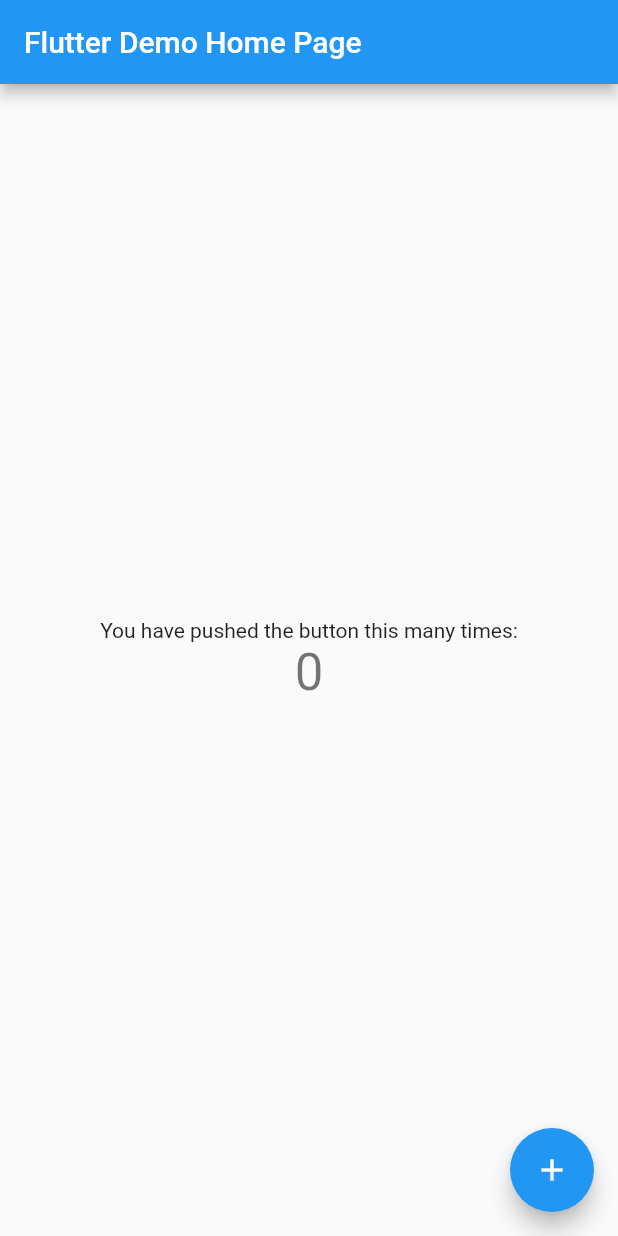
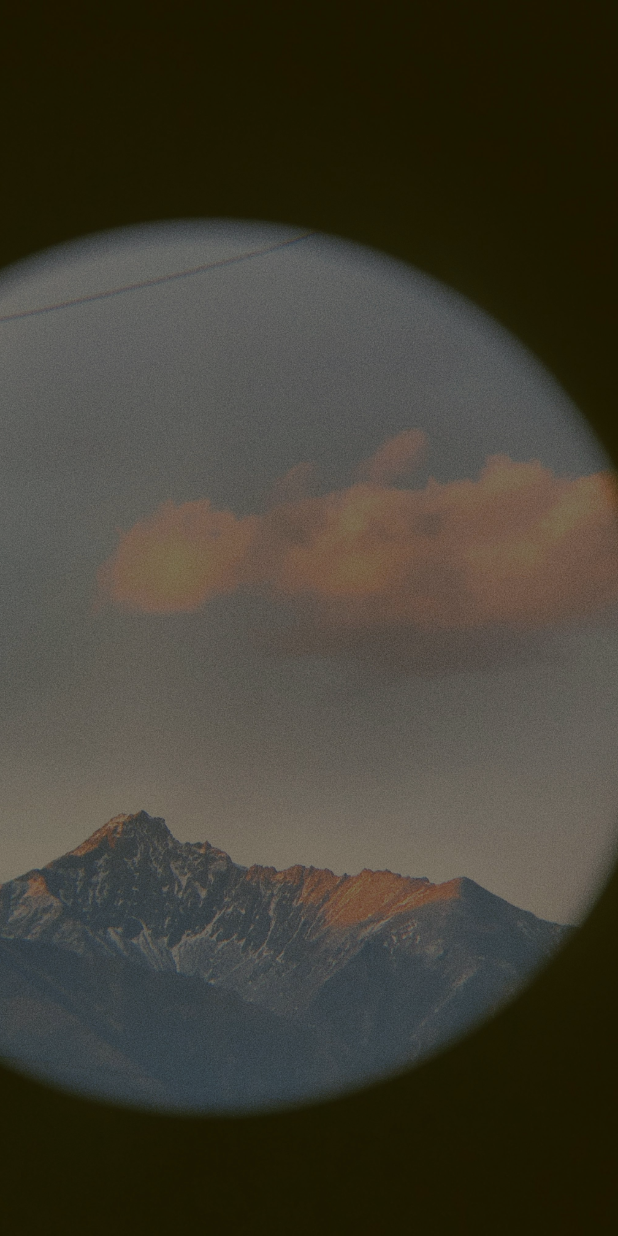
Before and after one commit to Bruce-CodeMan/trip, a Flutter app: the screen it shows after launch, on a phone screen of 412 x 824 dp. Run offline on Flutter 3.47's test engine with Material 2 defaults, Android fonts, the phone set to English and light mode, and no system bars; our stand-ins replace flutter_dotenv.

Commit message:
Using flutter-dotenv

```diff
--- a/lib/main.dart
+++ b/lib/main.dart
@@ -1,115 +1,23 @@
 import 'package:flutter/material.dart';
+import 'package:trip/pages/login_page.dart';
+import 'package:flutter_dotenv/flutter_dotenv.dart';
 
-void main() {
+void main() async{
+  await dotenv.load(fileName: '.env');
   runApp(const MyApp());
 }
 
 class MyApp extends StatelessWidget {
   const MyApp({super.key});
 
-  // This widget is the root of your application.
   @override
   Widget build(BuildContext context) {
     return MaterialApp(
-      title: 'Flutter Demo',
+      title: 'Trip',
       theme: ThemeData(
-        // This is the theme of your application.
-        //
-        // Try running your application with "flutter run". You'll see the
-        // application has a blue toolbar. Then, without quitting the app, try
-        // changing the primarySwatch below to Colors.green and then invoke
-        // "hot reload" (press "r" in the console where you ran "flutter run",
-        // or simply save your changes to "hot reload" in a Flutter IDE).
-        // Notice that the counter didn't reset back to zero; the application
-        // is not restarted.
         primarySwatch: Colors.blue,
       ),
-      home: const MyHomePage(title: 'Flutter Demo Home Page'),
+      home: const LoginPage()
     );
   }
 }
-
-class MyHomePage extends StatefulWidget {
-  const MyHomePage({super.key, required this.title});
-
-  // This widget is the home page of your application. It is stateful, meaning
-  // that it has a State object (defined below) that contains fields that affect
-  // how it looks.
-
-  // This class is the configuration for the state. It holds the values (in this
-  // case the title) provided by the parent (in this case the App widget) and
-  // used by the build method of the State. Fields in a Widget subclass are
-  // always marked "final".
-
-  final String title;
-
-  @override
-  State<MyHomePage> createState() => _MyHomePageState();
-}
-
-class _MyHomePageState extends State<MyHomePage> {
-  int _counter = 0;
-
-  void _incrementCounter() {
-    setState(() {
-      // This call to setState tells the Flutter framework that something has
-      // changed in this State, which causes it to rerun the build method below
-      // so that the display can reflect the updated values. If we changed
-      // _counter without calling setState(), then the build method would not be
-      // called again, and so nothing would appear to happen.
-      _counter++;
-    });
-  }
-
-  @override
-  Widget build(BuildContext context) {
-    // This method is rerun every time setState is called, for instance as done
-    // by the _incrementCounter method above.
-    //
-    // The Flutter framework has been optimized to make rerunning build methods
-    // fast, so that you can just rebuild anything that needs updating rather
-    // than having to individually change instances of widgets.
-    return Scaffold(
-      appBar: AppBar(
-        // Here we take the value from the MyHomePage object that was created by
-        // the App.build method, and use it to set our appbar title.
-        title: Text(widget.title),
-      ),
-      body: Center(
-        // Center is a layout widget. It takes a single child and positions it
-        // in the middle of the parent.
-        child: Column(
-          // Column is also a layout widget. It takes a list of children and
-          // arranges them vertically. By default, it sizes itself to fit its
-          // children horizontally, and tries to be as tall as its parent.
-          //
-          // Invoke "debug painting" (press "p" in the console, choose the
-          // "Toggle Debug Paint" action from the Flutter Inspector in Android
-          // Studio, or the "Toggle Debug Paint" command in Visual Studio Code)
-          // to see the wireframe for each widget.
-          //
-          // Column has various properties to control how it sizes itself and
-          // how it positions its children. Here we use mainAxisAlignment to
-          // center the children vertically; the main axis here is the vertical
-          // axis because Columns are vertical (the cross axis would be
-          // horizontal).
-          mainAxisAlignment: MainAxisAlignment.center,
-          children: <Widget>[
-            const Text(
-              'You have pushed the button this many times:',
-            ),
-            Text(
-              '$_counter',
-              style: Theme.of(context).textTheme.headlineMedium,
-            ),
-          ],
-        ),
-      ),
-      floatingActionButton: FloatingActionButton(
-        onPressed: _incrementCounter,
-        tooltip: 'Increment',
-        child: const Icon(Icons.add),
-      ), // This trailing comma makes auto-formatting nicer for build methods.
-    );
-  }
-}
--- /dev/null
+++ b/lib/pages/login_page.dart
@@ -0,0 +1,39 @@
+import 'package:flutter/material.dart';
+import 'package:flutter_dotenv/flutter_dotenv.dart';
+
+// 登录界面
+class LoginPage extends StatefulWidget {
+  const LoginPage({super.key});
+
+  @override
+  State<LoginPage> createState() => _LoginPageState();
+}
+
+class _LoginPageState extends State<LoginPage> {
+  String name = dotenv.get("NAME", fallback: "");
+
+  String? username;
+  String? password;
+
+  @override
+  Widget build(BuildContext context) {
+    print("name: $name");
+    return Scaffold(
+      body: Stack(
+        children: [
+          ..._background()
+        ],
+      )
+    );
+  }
+
+  // 背景
+  _background() {
+    return [
+      Positioned.fill(child: Image.asset("images/login_bg.jpg", fit: BoxFit.cover)),
+      Positioned.fill(child: Container(decoration: const BoxDecoration(color: Colors.black45),)),
+    ];
+  }
+
+
+}
--- a/pubspec.yaml
+++ b/pubspec.yaml
@@ -35,6 +35,7 @@ dependencies:
   # The following adds the Cupertino Icons font to your application.
   # Use with the CupertinoIcons class for iOS style icons.
   cupertino_icons: ^1.0.2
+  flutter_dotenv: ^5.0.2
 
 dev_dependencies:
   flutter_test:
@@ -59,7 +60,9 @@ flutter:
   uses-material-design: true
 
   # To add assets to your application, add an assets section, like this:
-  # assets:
+  assets:
+    - images/
+    - .env
   #   - images/a_dot_burr.jpeg
   #   - images/a_dot_ham.jpeg
 
```
Also changed, not shown: images/login_bg.jpg (added), pubspec.lock, 2 other files.
